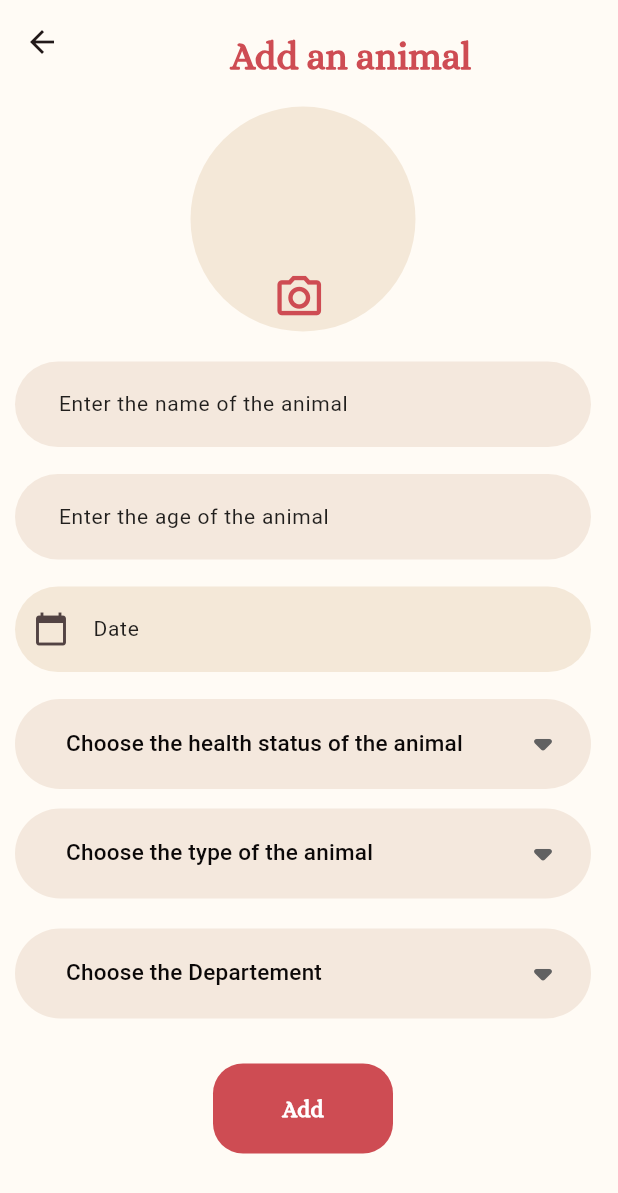
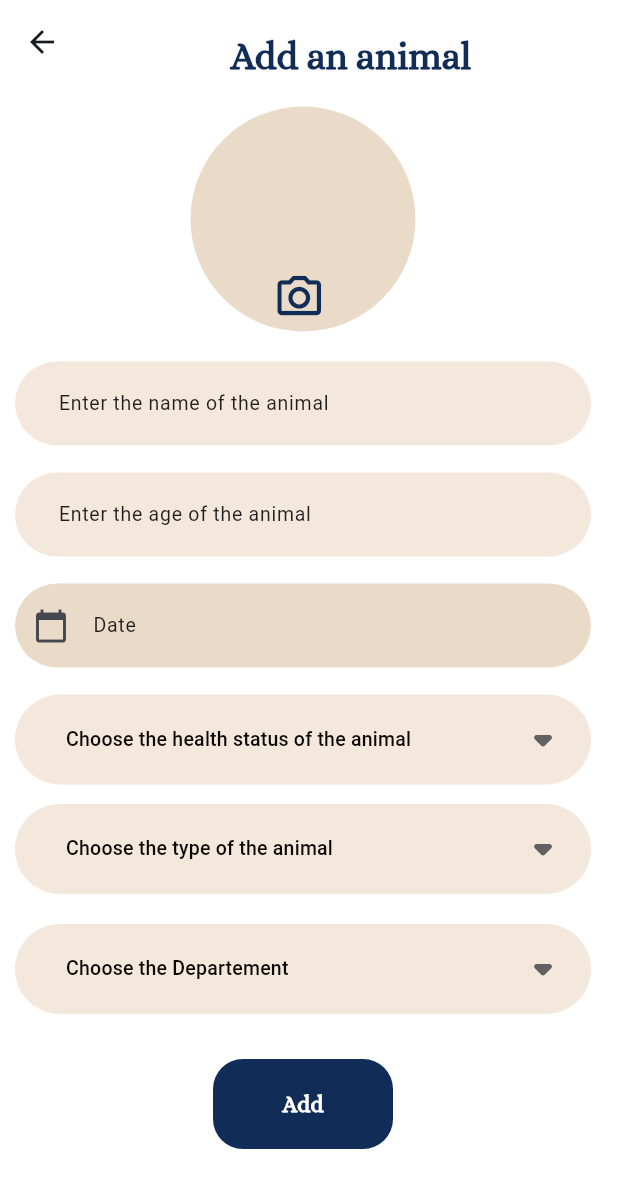
Before and after one commit to fourth-year/SARA-frontend-flutter, a Flutter app: the AddAnimal screen opened directly, on a phone screen of 412 x 824 dp. Shown: the top 1193 px of the screen. Run offline on Flutter 3.47's test engine with Material 3 defaults, Android fonts, the phone set to English and light mode, and no system bars; our stand-ins replace bloc, conditional_builder_null_safety, dio, flutter_bloc, image_picker, shared_preferences; accounts and stored records are empty.

Commit message:
edit profil

```diff
--- a/lib/components/colors.dart
+++ b/lib/components/colors.dart
@@ -4,17 +4,35 @@ import 'dart:ui';
 
 import 'package:flutter/material.dart';
 
+// class ColorApp{
+//   static final Color color1 = const Color(0xff0B0808);
+//   static final Color color2 = const Color(0xffCE4C53);
+//   static final Color color = const Color(0xffF4E8DD);
+//   static final Color color3 = const Color(0xffF4E8D8);
+//   static final Color colorback = const Color(0xfffffbf5);
+//   static final Color color4 = const Color(0xfffff7f1);
+//
+// }
+
+
+
+
 class ColorApp{
+
   static final Color color1 = const Color(0xff0B0808);
-  static final Color color2 = const Color(0xffCE4C53);
+  static final Color color2 = const Color(0xff102c57);
   static final Color color = const Color(0xffF4E8DD);
-  static final Color color3 = const Color(0xffF4E8D8);
-  static final Color colorback = const Color(0xfffffbf5);
+  static final Color color3 = const Color(0xffeadbc8);
+    static final Color colorback = const Color(0xffffffff);
+  // static final Color color4 = const Color(0xffffffff);
+
+
+// static final Color colorback = const Color(0xfffefaf6);
   static final Color color4 = const Color(0xfffff7f1);
 
 }
+
 /*
-
  fefded
  fff7f1
  fdf7e4
--- a/lib/network/end_point.dart
+++ b/lib/network/end_point.dart
@@ -1,6 +1,6 @@
 import 'package:sara_front/network/cach_helper.dart';
 
-const String baseurl='http://192.168.1.39:8000/api';
+const String baseurl='http://192.168.1.108:8000/api';
   String token="";
 String role_id=" ";
 //192.168.1.39
--- a/lib/screen/add_animals.dart
+++ b/lib/screen/add_animals.dart
@@ -184,6 +184,7 @@ class _AddAnimalState extends State<AddAnimal> {
                     height: 20,
                   ),
                   textfromfilde(
+                    size: 13,
                     hint: 'Enter the name of the animal',
                     controller: name,
                     type: TextInputType.name,
@@ -198,7 +199,7 @@ class _AddAnimalState extends State<AddAnimal> {
                     height: 18,
                   ),
                   textfromfilde(
-                    hint: 'Enter the age of the animal ',
+                    hint: 'Enter the age of the animal ',  size: 13,
                     controller: age,
                     type: TextInputType.number,
                     color: ColorApp.color,
@@ -213,6 +214,7 @@ class _AddAnimalState extends State<AddAnimal> {
                   ),
                   textfromfilde(
                     hint: "Date",
+                    size: 13,
                     readonly: true,
                     controller: Date,
                     ontap: () {
@@ -233,7 +235,7 @@ class _AddAnimalState extends State<AddAnimal> {
                         hint: Text(
                           'Choose the health status of the animal',
                           style:
-                              TextStyle(color: ColorApp.color1, fontSize: 15),
+                              TextStyle(color: ColorApp.color1, fontSize: 13),
                         ),
                         iconSize: 40,
                         icon: Icon(Icons.arrow_drop_down_rounded),
@@ -268,7 +270,7 @@ class _AddAnimalState extends State<AddAnimal> {
                         hint: Text(
                           'Choose the type of the animal',
                           style:
-                              TextStyle(color: ColorApp.color1, fontSize: 15),
+                              TextStyle(color: ColorApp.color1, fontSize: 13),
                         ),
                         iconSize: 40,
                         icon: Icon(Icons.arrow_drop_down_rounded),
@@ -337,7 +339,7 @@ class _AddAnimalState extends State<AddAnimal> {
                     child: DropdownButtonFormField(
                       hint: Text(
                         'Choose the Departement',
-                        style: TextStyle(color: ColorApp.color1, fontSize: 15),
+                        style: TextStyle(color: ColorApp.color1, fontSize: 13),
                       ),
                       iconSize: 40,
                       icon: Icon(Icons.arrow_drop_down_rounded),
--- a/lib/screen/show_animals.dart
+++ b/lib/screen/show_animals.dart
@@ -323,12 +323,10 @@ class _Show_AnimalsState extends State<Show_Animals>
                   key: scaffoldekey,
                   backgroundColor: ColorApp.color,
                   appBar: AppBar(
-                    title: Center(
-                      child: text(
+                    title: text(
                       text1: 'Animals',
                       color: ColorApp.color2,
                       size: 25,
-                      ),
                     ),
                     backgroundColor: Colors.white,
                     // actions: [IconButton(onPressed: (){scaffoldekey.currentState!.openDrawer();}, icon: Icon(Icons.add))],
@@ -364,6 +362,7 @@ class _Show_AnimalsState extends State<Show_Animals>
                   drawer: Drawer(
                     width: 250,
                     backgroundColor: ColorApp.colorback,
+                    child: SingleChildScrollView(
                       child: Padding(
                         padding:
                             const EdgeInsets.only(left: 10, top: 20, right: 10),
@@ -391,7 +390,7 @@ class _Show_AnimalsState extends State<Show_Animals>
                                     padding: const EdgeInsets.only(
                                         left: 10, bottom: 10),
                                     child: Text(
-                                    'Rawan Asa\'ad',
+                                      "${CachHelper.getData(key: "name")}",
                                       style: TextStyle(fontSize: 20),
                                     ),
                                   ),
@@ -574,6 +573,7 @@ class _Show_AnimalsState extends State<Show_Animals>
                             ),
                           */
                           ],
+                        ),
                       ),
                     ),
                   ),
```
Lines whose indentation alone changed are shown as unchanged.
